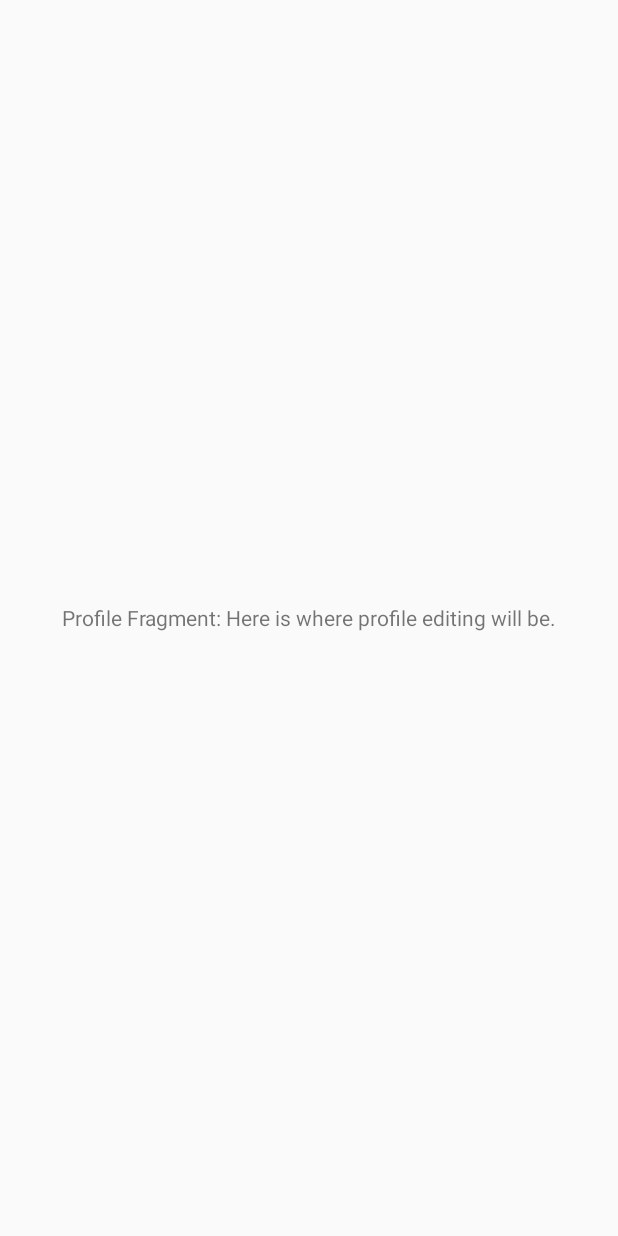
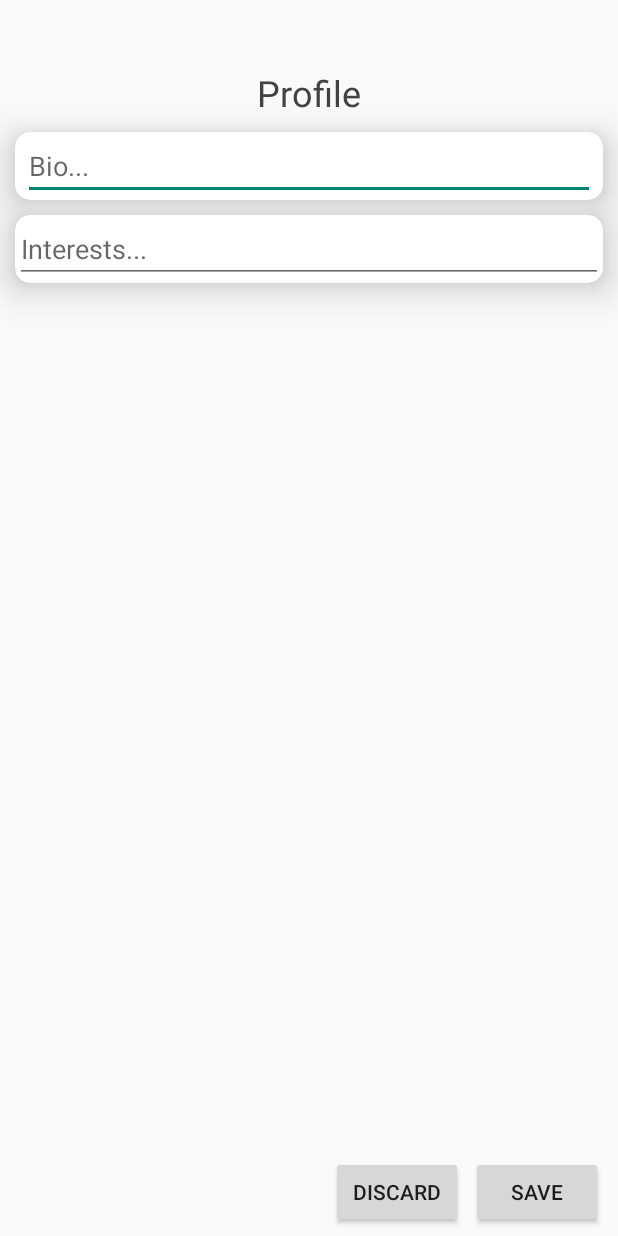
Before and after one commit to GitBray/ProjectGamr, an Android app built with Jetpack Compose: the layout fragment_profile.xml on its own in the app's theme, with its tools: preview values and no code run, on a phone screen of 412 x 824 dp. Run offline under Robolectric (Android 15) with nearby library versions, the light colour scheme and no system bars.

Commit message:
added text boxes for bio and interests in thr profile fragment as well as some buttons

```diff
--- a/app/src/main/res/layout/fragment_profile.xml
+++ b/app/src/main/res/layout/fragment_profile.xml
@@ -1,13 +1,101 @@
 <?xml version="1.0" encoding="utf-8"?>
 
-<LinearLayout xmlns:android="http://schemas.android.com/apk/res/android"
+<androidx.constraintlayout.widget.ConstraintLayout xmlns:android="http://schemas.android.com/apk/res/android"
+    xmlns:app="http://schemas.android.com/apk/res-auto"
+    xmlns:tools="http://schemas.android.com/tools"
+    android:id="@+id/constraintLayout"
     android:layout_width="match_parent"
     android:layout_height="match_parent"
     android:gravity="center"
     android:orientation="vertical">
 
     <TextView
+        android:id="@+id/titleText"
         android:layout_width="wrap_content"
         android:layout_height="wrap_content"
-        android:text="Profile Fragment: Here is where profile editing will be." />
-</LinearLayout>
+        android:layout_marginTop="45dp"
+        android:text="Profile"
+        android:textColor="@color/cardview_dark_background"
+        android:textSize="24sp"
+        app:layout_constraintEnd_toEndOf="parent"
+        app:layout_constraintStart_toStartOf="parent"
+        app:layout_constraintTop_toTopOf="parent"
+        tools:ignore="HardcodedText" />
+
+    <androidx.cardview.widget.CardView
+        android:id="@+id/bioCardView"
+        android:layout_width="0dp"
+        android:layout_height="wrap_content"
+        android:layout_marginStart="10dp"
+        android:layout_marginTop="10dp"
+        android:layout_marginEnd="10dp"
+        app:cardCornerRadius="10dp"
+        app:cardElevation="16dp"
+        app:layout_constraintEnd_toEndOf="parent"
+        app:layout_constraintStart_toStartOf="parent"
+        app:layout_constraintTop_toBottomOf="@+id/titleText">
+
+        <EditText
+            android:id="@+id/bioText"
+            android:layout_width="match_parent"
+            android:layout_height="wrap_content"
+            android:layout_marginStart="5dp"
+            android:layout_marginEnd="5dp"
+            android:ems="10"
+            android:gravity="start|top"
+            android:hint="Bio..."
+            android:inputType="textMultiLine"
+            app:layout_constraintBottom_toBottomOf="parent"
+            app:layout_constraintStart_toStartOf="parent"
+            app:layout_constraintTop_toTopOf="parent"
+            tools:ignore="HardcodedText" />
+
+    </androidx.cardview.widget.CardView>
+
+    <androidx.cardview.widget.CardView
+        android:id="@+id/interestsCardView"
+        android:layout_width="0dp"
+        android:layout_height="wrap_content"
+        android:layout_marginStart="10dp"
+        android:layout_marginTop="10dp"
+        android:layout_marginEnd="10dp"
+        app:cardCornerRadius="10dp"
+        app:cardElevation="16dp"
+        app:layout_constraintEnd_toEndOf="parent"
+        app:layout_constraintStart_toStartOf="parent"
+        app:layout_constraintTop_toBottomOf="@+id/bioCardView">
+
+        <EditText
+            android:id="@+id/interestsText"
+            android:layout_width="match_parent"
+            android:layout_height="wrap_content"
+            android:ems="10"
+            android:gravity="start|top"
+            android:hint="Interests..."
+            android:inputType="textMultiLine"
+            tools:ignore="HardcodedText" />
+    </androidx.cardview.widget.CardView>
+
+    <Button
+        android:id="@+id/saveButton"
+        android:layout_width="wrap_content"
+        android:layout_height="wrap_content"
+        android:layout_marginEnd="10dp"
+        android:layout_marginBottom="5dp"
+        android:text="SAVE"
+        app:layout_constraintBottom_toBottomOf="parent"
+        app:layout_constraintEnd_toEndOf="parent"
+        tools:ignore="HardcodedText" />
+
+    <Button
+        android:id="@+id/discardButton"
+        android:layout_width="wrap_content"
+        android:layout_height="wrap_content"
+        android:layout_marginEnd="5dp"
+        android:layout_marginBottom="5dp"
+        android:text="DISCARD"
+        app:layout_constraintBottom_toBottomOf="parent"
+        app:layout_constraintEnd_toStartOf="@+id/saveButton"
+        tools:ignore="HardcodedText"/>
+
+</androidx.constraintlayout.widget.ConstraintLayout>
--- a/app/src/main/res/layout/login_page.xml
+++ b/app/src/main/res/layout/login_page.xml
@@ -17,7 +17,7 @@
         android:id="@+id/loginButton"
         android:layout_width="match_parent"
         android:layout_height="wrap_content"
-        android:text="Login" />
+        android:text="Log in" />
 
     <Button
         android:id="@+id/registerButton"
```
